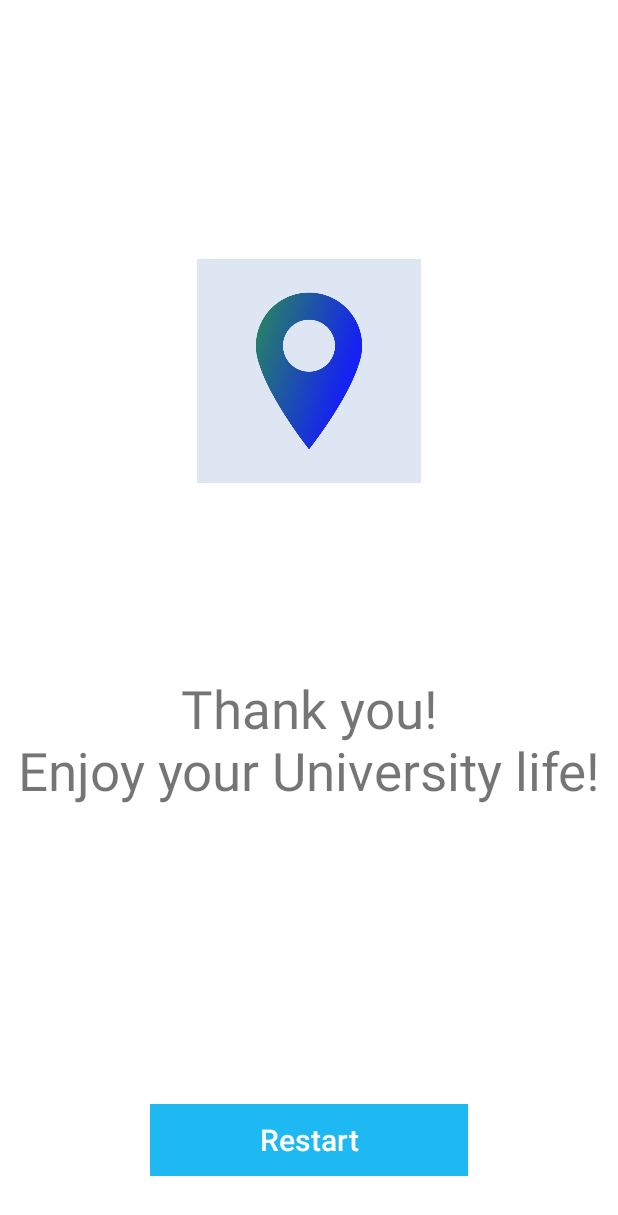
After one commit to QianXingyi/MSc_Project, an Android app: the EndActivity screen opened directly, with no data from a screen before it, on a phone screen of 412 x 824 dp. The commit adds this screen. Shown: the top 1215 px of the screen. Run offline under Robolectric (Android 15) with nearby library versions, the phone set to English and light mode, and no system bars.

Commit message:
finished v2.1

```diff
--- a/app/build.gradle
+++ b/app/build.gradle
@@ -7,7 +7,7 @@ android {
         minSdkVersion 23
         targetSdkVersion 28
         versionCode 1
-        versionName "2.0"
+        versionName "2.1"
         testInstrumentationRunner "androidx.test.runner.AndroidJUnitRunner"
     }
     buildTypes {
--- a/app/src/main/AndroidManifest.xml
+++ b/app/src/main/AndroidManifest.xml
@@ -19,6 +19,7 @@
         android:roundIcon="@drawable/ic_round"
         android:supportsRtl="true"
         android:theme="@style/AppTheme.NoActionBar">
+        <activity android:name=".EndActivity"></activity>
         <activity android:name=".WelcomeActivity">
             <intent-filter>
                 <action android:name="android.intent.action.MAIN" />
@@ -38,9 +39,7 @@
             android:name="com.google.android.geo.API_KEY"
             android:value="@string/google_maps_key" />
 
-        <activity android:name=".MainActivity">
-
-        </activity>
+        <activity android:name=".MainActivity"></activity>
     </application>
 
 </manifest>
--- /dev/null
+++ b/app/src/main/java/cn/moecity/myapplication/EndActivity.java
@@ -0,0 +1,62 @@
+package cn.moecity.myapplication;
+
+import androidx.appcompat.app.AppCompatActivity;
+
+import android.content.Intent;
+import android.os.Bundle;
+import android.speech.tts.TextToSpeech;
+import android.view.View;
+import android.widget.Button;
+import android.widget.Toast;
+
+import java.util.Locale;
+
+public class EndActivity extends AppCompatActivity {
+    private Button reBtn;
+    private TextToSpeech mSpeech;
+    @Override
+    protected void onCreate(Bundle savedInstanceState) {
+        super.onCreate(savedInstanceState);
+        setContentView(R.layout.activity_end);
+        reBtn=findViewById(R.id.restartBtn);
+        reBtn.setOnClickListener(new View.OnClickListener() {
+            @Override
+            public void onClick(View v) {
+                startActivity(new Intent(getApplicationContext(),WelcomeActivity.class));
+                finish();
+            }
+        });
+    }
+    @Override
+    protected void onResume() {
+        super.onResume();
+
+    }
+
+    @Override
+    protected void onStart() {
+        super.onStart();
+        mSpeech = new TextToSpeech(EndActivity.this, new TTSListener());
+    }
+
+    @Override
+    protected void onPause() {
+        super.onPause();
+        mSpeech.shutdown();
+
+    }
+    private class TTSListener implements TextToSpeech.OnInitListener {
+        @Override
+        public void onInit(int status) {
+            if (status == TextToSpeech.SUCCESS) {
+                int supported = mSpeech.setLanguage(Locale.UK);
+                if (supported != TextToSpeech.LANG_COUNTRY_AVAILABLE) {
+                    Toast.makeText(getApplicationContext(), "Language unavailable", Toast.LENGTH_LONG).show();
+                }else {
+                    String speakStr=getString(R.string.end_slogan);
+                    mSpeech.speak(speakStr, TextToSpeech.QUEUE_FLUSH, null, null);
+                }
+            }
+        }
+    }
+}
--- a/app/src/main/java/cn/moecity/myapplication/WelcomeActivity.java
+++ b/app/src/main/java/cn/moecity/myapplication/WelcomeActivity.java
@@ -71,6 +71,7 @@ public class WelcomeActivity extends AppCompatActivity {
     protected void onPause() {
         super.onPause();
         mSpeech.shutdown();
+
     }
 
     protected void createLocationRequest() {
--- /dev/null
+++ b/app/src/main/res/layout/activity_end.xml
@@ -0,0 +1,61 @@
+<?xml version="1.0" encoding="utf-8"?>
+<LinearLayout xmlns:android="http://schemas.android.com/apk/res/android"
+    android:layout_width="match_parent"
+    android:layout_height="match_parent"
+    android:background="#ffffff"
+    android:orientation="vertical">
+
+    <Space
+        android:layout_width="match_parent"
+        android:layout_height="200dp"
+        android:layout_weight="2" />
+
+    <LinearLayout
+        android:layout_width="match_parent"
+        android:layout_height="match_parent"
+        android:layout_weight="2"
+        android:orientation="vertical">
+
+        <ImageView
+            android:id="@+id/logoView"
+            android:layout_width="149dp"
+            android:layout_height="149dp"
+            android:layout_gravity="center_horizontal"
+            android:layout_weight="2"
+            android:src="@drawable/icon" />
+
+        <TextView
+            android:id="@+id/logoText"
+            android:layout_width="match_parent"
+            android:layout_height="14dp"
+            android:layout_gravity="top"
+            android:layout_weight="2"
+            android:text="@string/end_slogan"
+            android:textAlignment="center"
+            android:textSize="35sp" />
+    </LinearLayout>
+
+    <LinearLayout
+        android:layout_width="match_parent"
+        android:layout_height="wrap_content"
+        android:orientation="vertical">
+
+
+        <Button
+            android:id="@+id/restartBtn"
+            style="?android:attr/borderlessButtonStyle"
+            android:layout_width="match_parent"
+            android:layout_height="wrap_content"
+            android:layout_marginBottom="40dp"
+            android:layout_marginLeft="100dp"
+            android:layout_marginRight="100dp"
+            android:layout_marginTop="20dp"
+            android:layout_weight="1"
+            android:background="#1eb9f2"
+            android:text="Restart"
+            android:textAllCaps="false"
+            android:textColor="#ffffff"
+            android:textSize="20dp" />
+    </LinearLayout>
+
+</LinearLayout>
--- a/app/src/main/res/values/strings.xml
+++ b/app/src/main/res/values/strings.xml
@@ -37,4 +37,5 @@
     <string name="sports_ed">Here we are at Jubilee Sports Hall! You can see the swimming pool, and there is also a gym and indoor basketball court.</string>
     <string name="end_op">That\'s all about today, freshman! Go to the interchange and catch a bus, see you tomorrow!</string>
     <string name="end_ed">Thank you for using!</string>
+    <string name="end_slogan">Thank you!\nEnjoy your University life!</string>
 </resources>
```
Also changed, not shown: app/src/main/java/cn/moecity/myapplication/MainActivity.java (+39 -9 lines).
